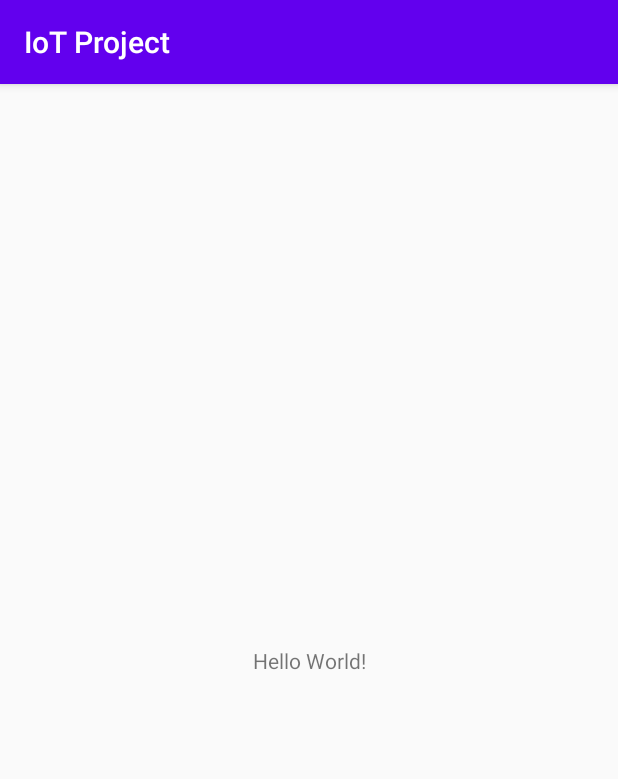
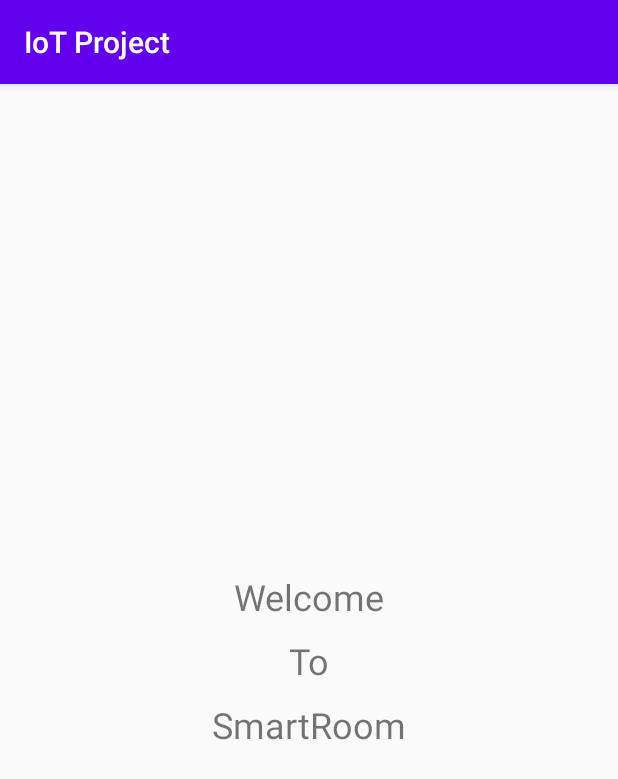
Before and after one commit to Nchen118/IoTProject, an Android app: the screen it shows after launch (MainActivity), on a phone screen of 412 x 824 dp. Shown: the top 779 px of the screen. Run offline under Robolectric (Android 15) with nearby library versions, the phone set to English and light mode, and no system bars.

Commit message:
kick start

```diff
--- a/app/build.gradle
+++ b/app/build.gradle
@@ -1,11 +1,14 @@
 apply plugin: 'com.android.application'
 apply plugin: 'kotlin-android'
 apply plugin: 'kotlin-android-extensions'
+apply plugin: 'com.google.gms.google-services'
 
 android {
     compileSdkVersion 29
     buildToolsVersion "29.0.2"
-    viewBinding.enabled = true
+    viewBinding {
+        enabled = true
+    }
 
     defaultConfig {
         applicationId "com.example.iotproject"
@@ -35,6 +38,8 @@ dependencies {
     testImplementation 'junit:junit:4.13'
     androidTestImplementation 'androidx.test.ext:junit:1.1.1'
     androidTestImplementation 'androidx.test.espresso:espresso-core:3.2.0'
-    implementation 'androidx.recyclerview:recyclerview:1.0.0'
+    implementation 'androidx.recyclerview:recyclerview:1.1.0'
+    implementation 'com.google.firebase:firebase-analytics:17.3.0'
     implementation 'com.google.android.gms:play-services-maps:17.0.0'
+    implementation 'com.google.firebase:firebase-database:19.2.1'
 }
--- a/app/src/main/java/com/example/iotproject/MainActivity.kt
+++ b/app/src/main/java/com/example/iotproject/MainActivity.kt
@@ -2,11 +2,29 @@ package com.example.iotproject
 
 import androidx.appcompat.app.AppCompatActivity
 import android.os.Bundle
+import android.transition.*
+import android.view.View
+import kotlinx.android.synthetic.main.activity_main.*
 
 class MainActivity : AppCompatActivity() {
 
     override fun onCreate(savedInstanceState: Bundle?) {
         super.onCreate(savedInstanceState)
         setContentView(R.layout.activity_main)
+
+
+        txt_welcome.visibility = View.GONE
+        txt_to.visibility = View.GONE
+        txt_smartroom.visibility = View.GONE
+    }
+
+    override fun onStart() {
+        super.onStart()
+
+        TransitionManager.beginDelayedTransition(Constraint_Layout, Fade().setDuration(1000).setStartDelay(5000))
+
+        txt_welcome.visibility = View.VISIBLE
+        txt_to.visibility = View.VISIBLE
+        txt_smartroom.visibility = View.VISIBLE
     }
 }
--- a/app/src/main/res/layout/activity_main.xml
+++ b/app/src/main/res/layout/activity_main.xml
@@ -1,19 +1,52 @@
 <?xml version="1.0" encoding="utf-8"?>
-<androidx.constraintlayout.widget.ConstraintLayout
-    xmlns:android="http://schemas.android.com/apk/res/android"
+<androidx.constraintlayout.widget.ConstraintLayout xmlns:android="http://schemas.android.com/apk/res/android"
+    xmlns:app="http://schemas.android.com/apk/res-auto"
     xmlns:tools="http://schemas.android.com/tools"
-    xmlns:app="http://schemas.android.com/apk/res-auto"
+    android:id="@+id/Constraint_Layout"
     android:layout_width="match_parent"
     android:layout_height="match_parent"
     tools:context=".MainActivity">
 
     <TextView
+        android:id="@+id/txt_welcome"
         android:layout_width="wrap_content"
         android:layout_height="wrap_content"
-        android:text="Hello World!"
+        android:text="Welcome"
+        android:textSize="24sp"
+        android:visibility="gone"
+        app:layout_constraintBottom_toTopOf="@+id/txt_to"
+        app:layout_constraintEnd_toEndOf="parent"
+        app:layout_constraintHorizontal_bias="0.5"
+        app:layout_constraintStart_toStartOf="parent"
+        app:layout_constraintTop_toTopOf="parent"
+        app:layout_constraintVertical_chainStyle="packed" />
+
+    <TextView
+        android:id="@+id/txt_to"
+        android:layout_width="wrap_content"
+        android:layout_height="wrap_content"
+        android:layout_marginTop="10dp"
+        android:layout_marginBottom="10dp"
+        android:text="To"
+        android:textSize="24sp"
+        android:visibility="gone"
+        app:layout_constraintBottom_toTopOf="@+id/txt_smartroom"
+        app:layout_constraintEnd_toEndOf="parent"
+        app:layout_constraintHorizontal_bias="0.5"
+        app:layout_constraintStart_toStartOf="parent"
+        app:layout_constraintTop_toBottomOf="@+id/txt_welcome" />
+
+    <TextView
+        android:id="@+id/txt_smartroom"
+        android:layout_width="wrap_content"
+        android:layout_height="wrap_content"
+        android:text="SmartRoom"
+        android:textSize="24sp"
+        android:visibility="gone"
         app:layout_constraintBottom_toBottomOf="parent"
-        app:layout_constraintLeft_toLeftOf="parent"
-        app:layout_constraintRight_toRightOf="parent"
-        app:layout_constraintTop_toTopOf="parent" />
+        app:layout_constraintEnd_toEndOf="parent"
+        app:layout_constraintHorizontal_bias="0.5"
+        app:layout_constraintStart_toStartOf="parent"
+        app:layout_constraintTop_toBottomOf="@+id/txt_to" />
 
 </androidx.constraintlayout.widget.ConstraintLayout>
--- a/build.gradle
+++ b/build.gradle
@@ -10,6 +10,7 @@ buildscript {
     dependencies {
         classpath 'com.android.tools.build:gradle:3.6.2'
         classpath "org.jetbrains.kotlin:kotlin-gradle-plugin:$kotlin_version"
+        classpath 'com.google.gms:google-services:4.3.3'
 
         // NOTE: Do not place your application dependencies here; they belong
         // in the individual module build.gradle files
```
Also changed, not shown: 1 other file.
